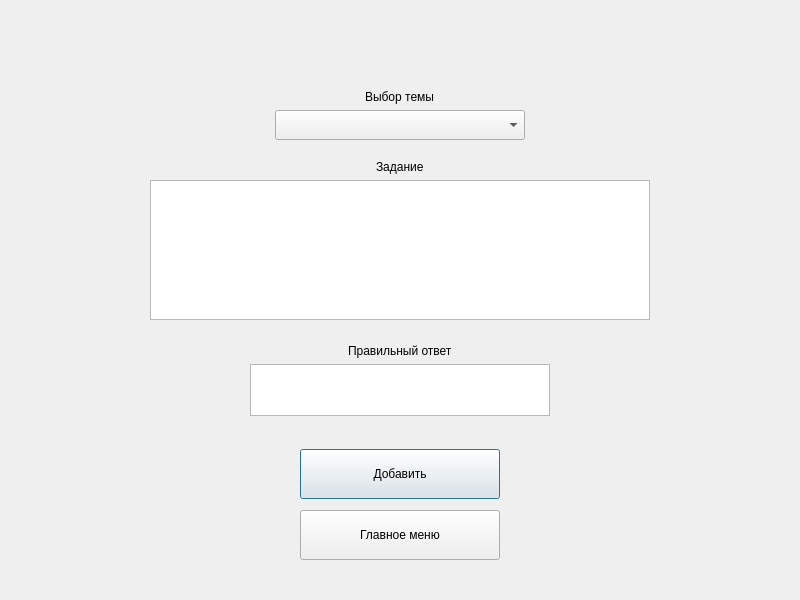
The window that addtaskwindow.ui (icspero/3-semester-CourseWork_Client) describes before a commit, drawn with Qt 5.
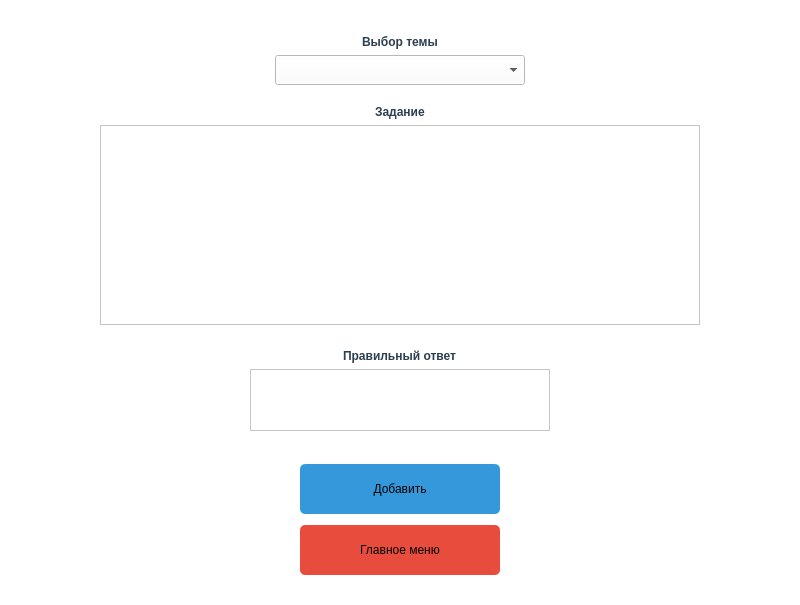
The same window after the commit.

Diff of the .ui file:
```diff
--- a/addtaskwindow.ui
+++ b/addtaskwindow.ui
@@ -10,7 +10,7 @@
     <x>0</x>
     <y>0</y>
     <width>800</width>
-    <height>600</height>
+    <height>605</height>
    </rect>
   </property>
   <property name="mouseTracking">
@@ -19,8 +19,11 @@
   <property name="windowTitle">
    <string>Добавление задания</string>
   </property>
+  <property name="styleSheet">
+   <string notr="true">background-color: #ffffff;</string>
+  </property>
   <layout class="QVBoxLayout" name="verticalLayout">
-   <item alignment="Qt::AlignHCenter|Qt::AlignVCenter">
+   <item>
     <widget class="QWidget" name="widget" native="true">
      <property name="sizePolicy">
       <sizepolicy hsizetype="Preferred" vsizetype="Preferred">
@@ -28,6 +31,9 @@
        <verstretch>0</verstretch>
       </sizepolicy>
      </property>
+     <property name="styleSheet">
+      <string notr="true"/>
+     </property>
      <layout class="QVBoxLayout" name="verticalLayout_2">
       <item>
        <spacer name="verticalSpacer">
@@ -40,13 +46,17 @@
         <property name="sizeHint" stdset="0">
          <size>
           <width>20</width>
-          <height>70</height>
+          <height>15</height>
          </size>
         </property>
        </spacer>
       </item>
       <item alignment="Qt::AlignHCenter">
        <widget class="QLabel" name="label_4">
+        <property name="styleSheet">
+         <string notr="true">color: #2c3e50;
+font-weight: bold;</string>
+        </property>
         <property name="text">
          <string>Выбор темы</string>
         </property>
@@ -66,6 +76,18 @@
           <height>30</height>
          </size>
         </property>
+        <property name="styleSheet">
+         <string notr="true">QComboBox {
+       color: #000000;
+       background-color: #ffffff; 
+}
+QComboBox QAbstractItemView {
+       color: #000000;
+       background-color: #ffffff;
+       selection-background-color: #3498db;
+       selection-color: white;
+}</string>
+        </property>
        </widget>
       </item>
       <item>
@@ -86,9 +108,16 @@
       </item>
       <item>
        <widget class="QWidget" name="widget_4" native="true">
+        <property name="styleSheet">
+         <string notr="true"/>
+        </property>
         <layout class="QVBoxLayout" name="verticalLayout_4">
          <item alignment="Qt::AlignHCenter">
           <widget class="QLabel" name="label_2">
+           <property name="styleSheet">
+            <string notr="true">color: #2c3e50;
+font-weight: bold;</string>
+           </property>
            <property name="text">
             <string>Задание</string>
            </property>
@@ -104,10 +133,13 @@
            </property>
            <property name="minimumSize">
             <size>
-             <width>500</width>
-             <height>140</height>
+             <width>600</width>
+             <height>200</height>
             </size>
            </property>
+           <property name="styleSheet">
+            <string notr="true">color: #000000;background-color: #ffffff;</string>
+           </property>
           </widget>
          </item>
         </layout>
@@ -136,6 +168,10 @@
              <verstretch>0</verstretch>
             </sizepolicy>
            </property>
+           <property name="styleSheet">
+            <string notr="true">color: #2c3e50;
+font-weight: bold;</string>
+           </property>
            <property name="text">
             <string>Правильный ответ</string>
            </property>
@@ -163,6 +199,9 @@
              <bold>false</bold>
             </font>
            </property>
+           <property name="styleSheet">
+            <string notr="true">color: #000000;background-color: #ffffff;</string>
+           </property>
           </widget>
          </item>
         </layout>
@@ -188,6 +227,16 @@
           <height>50</height>
          </size>
         </property>
+        <property name="styleSheet">
+         <string notr="true">QPushButton {
+    background-color: #3498db; 
+    color: black;           
+    border-radius: 5px;
+}
+QPushButton:hover {
+    background-color: #2980b9;
+}</string>
+        </property>
         <property name="text">
          <string>Добавить</string>
         </property>
@@ -223,6 +272,16 @@
           <height>50</height>
          </size>
         </property>
+        <property name="styleSheet">
+         <string notr="true">QPushButton {
+    background-color: #e74c3c; 
+    color: black;               
+    border-radius: 5px;      
+}
+QPushButton:hover {
+    background-color: #c0392b; 
+}</string>
+        </property>
         <property name="text">
          <string>Главное меню</string>
         </property>
@@ -242,7 +301,7 @@
      <property name="sizeHint" stdset="0">
       <size>
        <width>20</width>
-       <height>20</height>
+       <height>10</height>
       </size>
      </property>
     </spacer>
```
